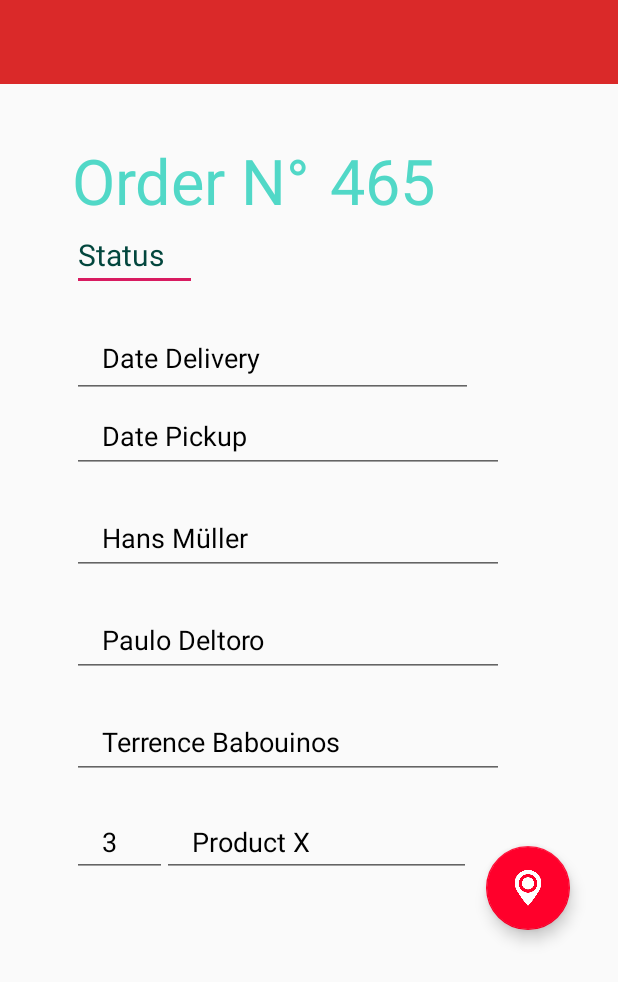
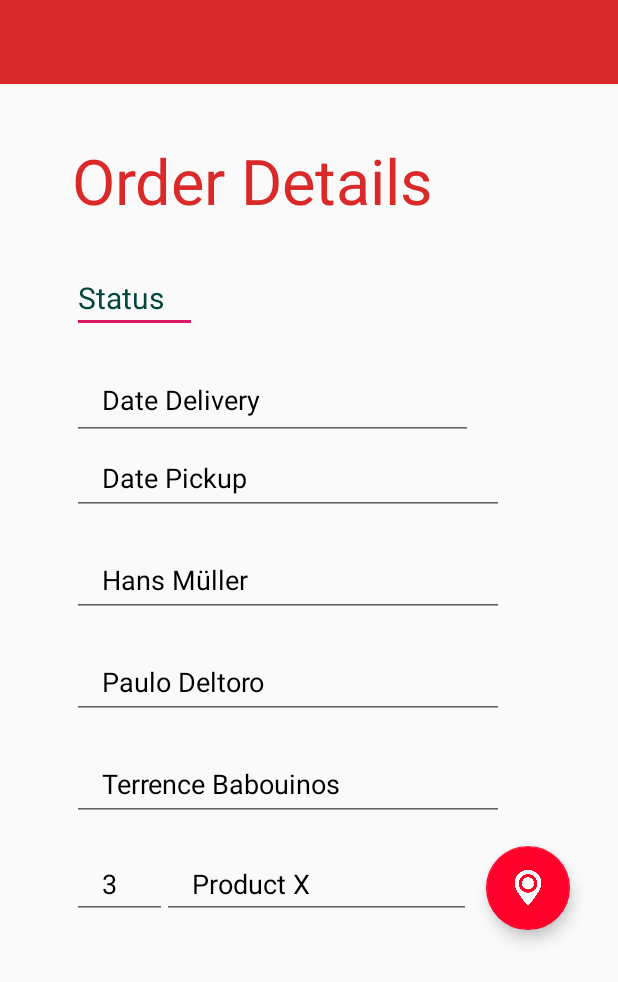
Before and after one commit to Kalja97/KargoBike, an Android app: the layout activity_details_orders.xml on its own in the app's theme, with its tools: preview values and no code run, on a phone screen of 412 x 824 dp. Shown: the top 982 px of the screen. Run offline under Robolectric (Android 15) with nearby library versions, the phone set to English and light mode, and no system bars.

Commit message:
Some optimization: - redirect to Login page when click on Logout (done on every activity) - don't show the order nr. to the user as it's something like - LuqGeIC_83E3LP2O7rI, - general layout optimizations

```diff
--- a/app/src/main/res/layout/activity_details_orders.xml
+++ b/app/src/main/res/layout/activity_details_orders.xml
@@ -46,8 +46,8 @@
             android:layout_marginStart="48dp"
             android:layout_marginTop="36dp"
             android:lineSpacingExtra="6dp"
-            android:text="Order N°"
-            android:textColor="#51d8c7"
+            android:text="Order Details"
+            android:textColor="?attr/colorPrimary"
             android:textSize="42sp"
             app:layout_constraintStart_toStartOf="parent"
             app:layout_constraintTop_toTopOf="parent" />
@@ -57,26 +57,14 @@
             android:layout_width="83dp"
             android:layout_height="45dp"
             android:layout_marginStart="48dp"
-            android:lineSpacingExtra="6dp"
+            android:layout_marginTop="28dp"
             android:text="Status"
+            android:paddingTop="10dp"
+            android:paddingBottom="10dp"
             android:textColor="#02463D"
             android:textSize="20sp"
             app:layout_constraintStart_toStartOf="parent"
             app:layout_constraintTop_toBottomOf="@+id/titel" />
-
-        <TextView
-            android:id="@+id/orderNumber"
-            android:layout_width="83dp"
-            android:layout_height="62dp"
-            android:layout_marginStart="220dp"
-            android:layout_marginTop="36dp"
-            android:lineSpacingExtra="6dp"
-            android:text="465"
-            android:textAlignment="viewStart"
-            android:textColor="#51d8c7"
-            android:textSize="42sp"
-            app:layout_constraintStart_toStartOf="parent"
-            app:layout_constraintTop_toTopOf="parent" />
 
         <EditText
             android:id="@+id/dateDelivery"
--- a/app/src/main/res/layout/activity_orders.xml
+++ b/app/src/main/res/layout/activity_orders.xml
@@ -13,7 +13,7 @@
         android:id="@+id/toolbar"
         android:layout_width="match_parent"
         android:layout_height="wrap_content"
-        android:background="#FF002B"
+        android:background="?attr/colorPrimary"
         android:minHeight="?attr/actionBarSize"
         android:titleTextColor="@android:color/white"
         app:titleTextColor="@android:color/white"
```
Also changed, not shown: app/src/main/java/com/example/kargobike/ui/order/DetailsOrderActivity.java (+19 -6 lines), app/src/main/java/com/example/kargobike/ui/order/OrdersActivity.java (+16 -14 lines).
